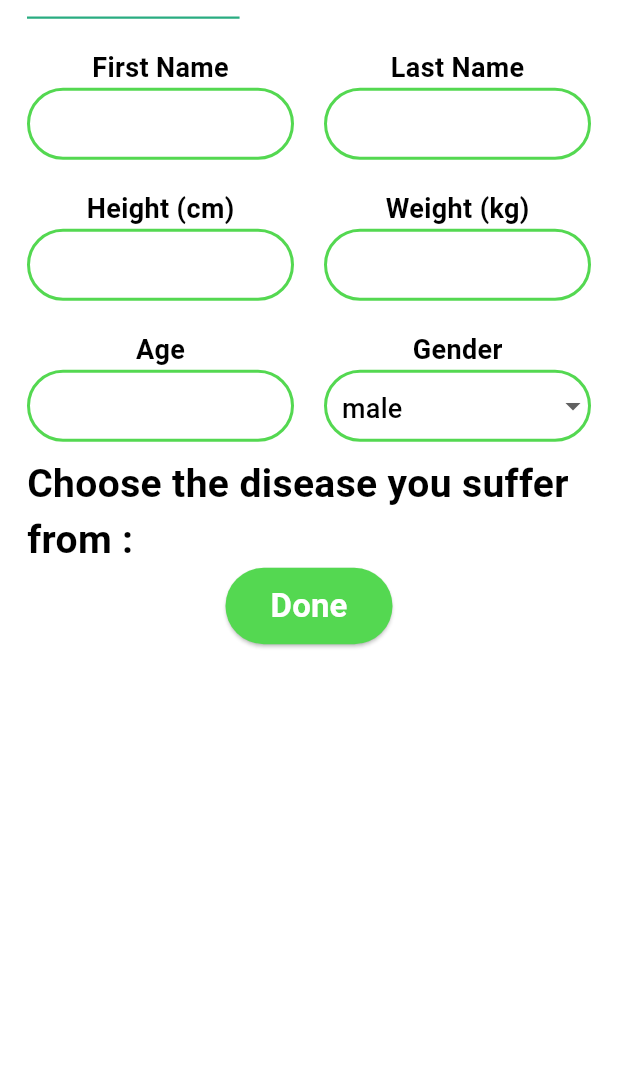
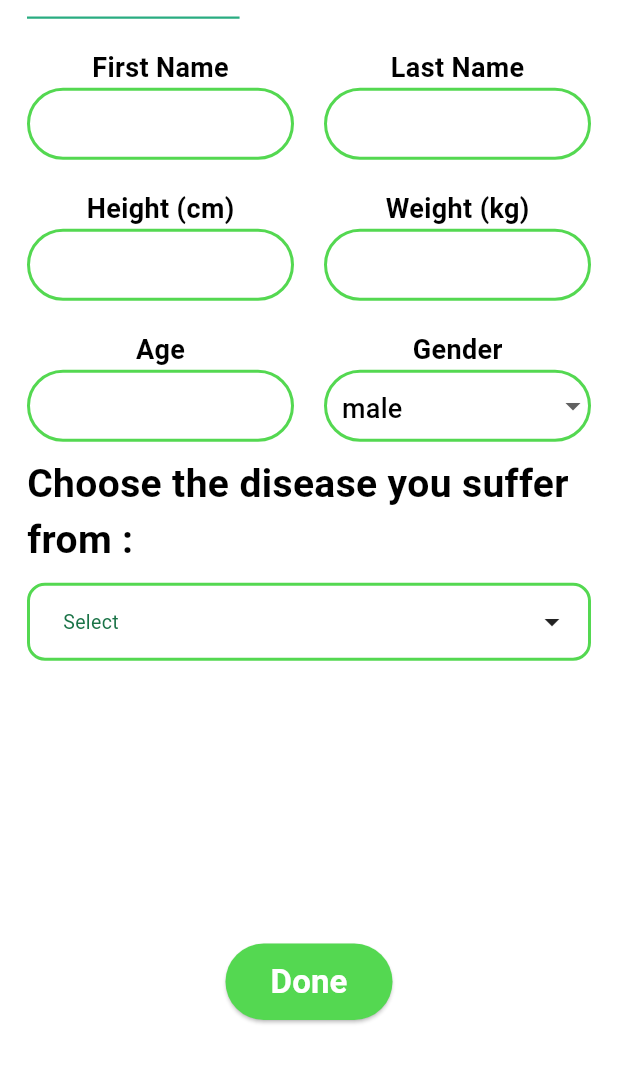
Before and after one commit to AhmedMohsen2492/Foodie, a Flutter app: the InfoScreen screen opened by its route, on a phone screen of 412 x 824 dp, the part 159-1236 px from its top. Run offline on Flutter 3.47's test engine with Material 3 defaults, Android fonts, the phone set to English and light mode, and no system bars; drawn by our look-alikes of multi_dropdown; our stand-ins replace flutter_slidable, google_fonts, lottie.

Commit message:
finish info screen ui

```diff
--- a/lib/ui/screens/info/info_screen.dart
+++ b/lib/ui/screens/info/info_screen.dart
@@ -2,6 +2,7 @@ import 'package:flutter/material.dart';
 import 'package:foodie/ui/screens/home/home_screen.dart';
 import 'package:foodie/ui/utils/app_colors.dart';
 import 'package:google_fonts/google_fonts.dart';
+import 'package:multi_dropdown/multiselect_dropdown.dart';
 import '../../utils/app_assets.dart';
 
 class InfoScreen extends StatefulWidget {
@@ -15,6 +16,8 @@ class InfoScreen extends StatefulWidget {
 
 class _InfoScreenState extends State<InfoScreen> {
   String gender = "male";
+  final MultiSelectController _controller = MultiSelectController();
+  List<ValueItem> disease = [];
 
   @override
   Widget build(BuildContext context) {
@@ -336,10 +339,41 @@ class _InfoScreenState extends State<InfoScreen> {
                         fontSize: 26,
                         fontWeight: FontWeight.bold),
                   ),
-
-                  //todo multi_select_flutter  || multi_dropdown
-
-                  ElevatedButton(
+                  const SizedBox(
+                    height: 10,
+                  ),
+                  MultiSelectDropDown(
+                    controller: _controller,
+                    onOptionSelected: (options) {},
+                    options: const <ValueItem>[
+                      ValueItem(label: 'Diabetes', value: 'Diabetes'),
+                      ValueItem(label: 'heart', value: 'heart'),
+                      ValueItem(label: 'Hypertension', value: 'Hypertension'),
+                      ValueItem(label: 'Hypotension', value: 'Hypotension'),
+                    ],
+                    maxItems: 3,
+                    disabledOptions: const [
+                      ValueItem(label: 'Diabetes', value: 'Diabetes')
+                    ],
+                    selectionType: SelectionType.multi,
+                    chipConfig: const ChipConfig(
+                      wrapType: WrapType.scroll,
+                      backgroundColor: AppColors.lightGreen,
+                    ),
+                    dropdownHeight: 130,
+                    optionTextStyle:
+                        const TextStyle(fontSize: 16, color: AppColors.black),
+                    selectedOptionIcon: const Icon(Icons.check_circle),
+                    borderColor: AppColors.lightGreen,
+                    hintColor: AppColors.darkGreen,
+                    borderWidth: 2,
+                    selectedOptionTextColor: AppColors.prime,
+                    selectedOptions: disease,
+                  ),
+                  const Spacer(),
+                  Padding(
+                    padding: const EdgeInsets.all(20.0),
+                    child: ElevatedButton(
                       onPressed: () {
                         Navigator.of(context).pushNamedAndRemoveUntil(
                             HomeScreen.routeName, (route) => false);
@@ -362,6 +396,7 @@ class _InfoScreenState extends State<InfoScreen> {
                         ),
                       ),
                     ),
+                  ),
                 ],
               ),
             ),
--- a/lib/ui/screens/login/login_screen.dart
+++ b/lib/ui/screens/login/login_screen.dart
@@ -205,11 +205,12 @@ class _LoginScreenState extends State<LoginScreen> {
                               ElevatedButton(
                                 onPressed: () {
                                   // if (formKey.currentState!.validate()) {
-                                  //   Navigator.of(context)
-                                  //       .pushNamedAndRemoveUntil(
-                                  //           InfoScreen.routeName,
-                                  //           (route) => false);
+                                  //
                                   // }
+                                  Navigator.of(context)
+                                      .pushNamedAndRemoveUntil(
+                                      InfoScreen.routeName,
+                                          (route) => false);
                                 },
                                 style: ElevatedButton.styleFrom(
                                     padding: const EdgeInsets.symmetric(
--- a/lib/ui/screens/signup/sign_up_screen.dart
+++ b/lib/ui/screens/signup/sign_up_screen.dart
@@ -276,12 +276,11 @@ class _SignUpScreenState extends State<SignUpScreen> {
                               ElevatedButton(
                                 onPressed: () {
                                   // if (formKey.currentState!.validate() &&
-                                  //     isChecked == true) {
-                                  //   Navigator.of(context)
-                                  //       .pushNamedAndRemoveUntil(
-                                  //           InfoScreen.routeName,
-                                  //           (route) => false);
-                                  // }
+                                  //     isChecked == true) {}
+                                  Navigator.of(context)
+                                      .pushNamedAndRemoveUntil(
+                                      InfoScreen.routeName,
+                                          (route) => false);
                                 },
                                 style: ElevatedButton.styleFrom(
                                     padding: const EdgeInsets.symmetric(
--- a/pubspec.yaml
+++ b/pubspec.yaml
@@ -10,15 +10,16 @@ dependencies:
   flutter:
     sdk: flutter
   cupertino_icons: ^1.0.2
-  lottie: ^2.6.0
+  lottie: ^3.1.0
   google_fonts: ^6.1.0
   flutter_slidable: ^3.1.0
+  multi_dropdown: ^2.1.4
 
 dev_dependencies:
   flutter_test:
     sdk: flutter
 
-  flutter_lints: ^2.0.0
+  flutter_lints: ^3.0.1
 
 flutter:
   uses-material-design: true
```
Also changed, not shown: pubspec.lock. Lines whose indentation alone changed are shown as unchanged.
